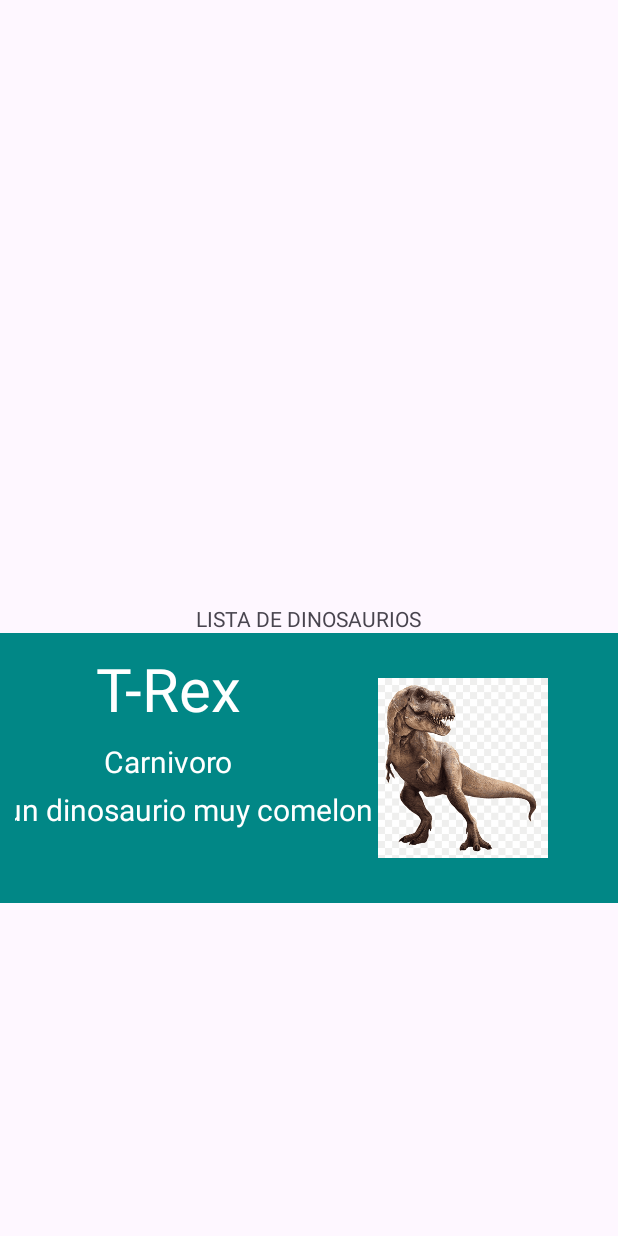
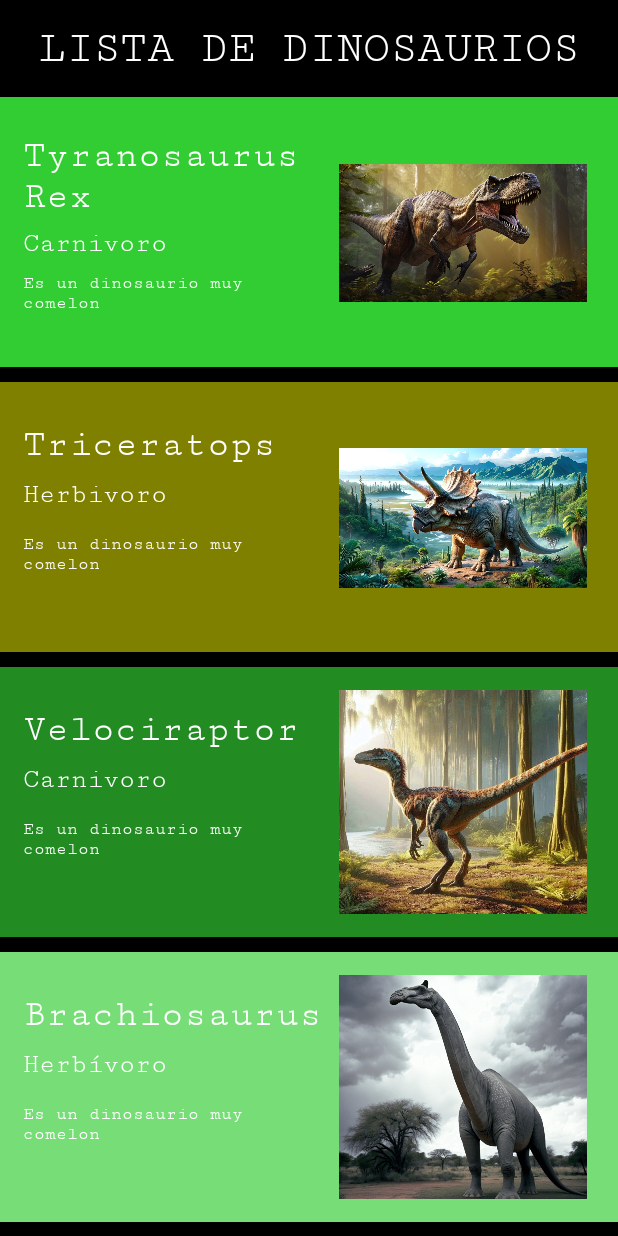
Before and after one commit to jtalaveraa/RecyclerViewRamiro, an Android app: the screen it shows after launch (MainActivity), on a phone screen of 412 x 824 dp. Run offline under Robolectric (Android 15) with nearby library versions, the phone set to English and light mode, and no system bars.

Commit message:
segunda parte de funcionalidad

```diff
--- a/app/src/main/java/com/example/recyclerviewclase/MainActivity.java
+++ b/app/src/main/java/com/example/recyclerviewclase/MainActivity.java
@@ -26,7 +26,13 @@ public class MainActivity extends AppCompatActivity {
         recyclerDino=findViewById(R.id.recyclerDino);
         List<Dinosaurio> dinosauriosLista=new ArrayList<>();
 
-        dinosauriosLista.add(new Dinosaurio("T-Rex", "Carnivoro", "Es un dinosaurio muy comelon", "Verde", R.drawable.rex));
+        dinosauriosLista.add(new Dinosaurio("Tyranosaurus Rex", "Carnivoro", "Es un dinosaurio muy comelon", "#32CD32", R.drawable.trexnew));
+        dinosauriosLista.add(new Dinosaurio("Triceratops", "Herbivoro", "Es un dinosaurio muy comelon", "#808000", R.drawable.trice));
+        dinosauriosLista.add(new Dinosaurio("Velociraptor", "Carnivoro", "Es un dinosaurio muy comelon", "#228B22", R.drawable.velo));
+        dinosauriosLista.add(new Dinosaurio("Brachiosaurus", "Herbívoro", "Es un dinosaurio muy comelon", "#77DD77", R.drawable.brachi));
+        dinosauriosLista.add(new Dinosaurio("Stegosaurus", "Herbívoro", "Reconocido por sus grandes placas dorsales y una cola con púas. " , "#50C878", R.drawable.stego));
+        dinosauriosLista.add(new Dinosaurio("Spinosaurus", "Carnivoro", "Es un dinosaurio muy comelon", "#2E8B57", R.drawable.spinosau));
+
 
 
         DinosariosAdapter adapter = new DinosariosAdapter(dinosauriosLista);
--- a/app/src/main/java/com/example/recyclerviewclase/adapter/DinosariosAdapter.java
+++ b/app/src/main/java/com/example/recyclerviewclase/adapter/DinosariosAdapter.java
@@ -1,6 +1,7 @@
 package com.example.recyclerviewclase.adapter;
 
 
+import android.graphics.Color;
 import android.view.LayoutInflater;
 import android.view.View;
 import android.view.ViewGroup;
@@ -47,6 +48,7 @@ public class DinosariosAdapter extends RecyclerView.Adapter<DinosariosAdapter.Di
         TextView txtnombre, txttipo, txtdescripcion;
         Dinosaurio dino;
         ImageView imview;
+        Color Color;
         public DinosaurioViewHolder(@NonNull View itemView) {
             super(itemView);
             txtnombre = itemView.findViewById(R.id.txtnombre);
@@ -63,8 +65,13 @@ public class DinosariosAdapter extends RecyclerView.Adapter<DinosariosAdapter.Di
             txttipo.setText(dino.getTipo());
             txtdescripcion.setText(dino.getDescripcion());
             imview.setImageResource(dino.getImagen());
-            // itemViewdino.setBackgroundColor(R.color.black)
+            try {
+                itemView.setBackgroundColor(Color.parseColor(dinosario.getColor()));
+            } catch (IllegalArgumentException e) {
+                itemView.setBackgroundColor(Color.LTGRAY);
+            }
         }
+
 
 
         @Override
--- a/app/src/main/res/layout/activity_main.xml
+++ b/app/src/main/res/layout/activity_main.xml
@@ -5,17 +5,23 @@
     android:id="@+id/main"
     android:layout_width="match_parent"
     android:layout_height="match_parent"
-    tools:context=".MainActivity">
+    tools:context=".MainActivity"
+    android:background="@color/black"
+    >
 
     <TextView
         android:id="@+id/txtinicio"
         android:layout_width="wrap_content"
         android:layout_height="wrap_content"
         android:text="LISTA DE DINOSAURIOS"
-        app:layout_constraintBottom_toBottomOf="parent"
+        android:textSize="30dp"
+        android:textColor="@color/white"
+        android:fontFamily="serif-monospace"
         app:layout_constraintEnd_toEndOf="parent"
         app:layout_constraintStart_toStartOf="parent"
         app:layout_constraintTop_toTopOf="parent"
+        android:layout_marginTop="15dp"
+
       />
     <androidx.recyclerview.widget.RecyclerView
         android:id="@+id/recyclerDino"
@@ -25,7 +31,7 @@
         app:layout_constraintTop_toBottomOf="@+id/txtinicio"
         app:layout_constraintBottom_toBottomOf="parent"
         app:layout_constraintEnd_toEndOf="parent"
-
+android:layout_marginTop="15dp"
         />
 
 </androidx.constraintlayout.widget.ConstraintLayout>
--- a/app/src/main/res/layout/itemdino.xml
+++ b/app/src/main/res/layout/itemdino.xml
@@ -4,56 +4,63 @@
     android:layout_width="match_parent"
     android:layout_height="180dp"
     android:background="@color/design_default_color_secondary_variant"
-    android:padding="10dp"
+    android:padding="15dp"
     android:layout_marginBottom="10dp">
 
     <TextView
         android:id="@+id/txtnombre"
-        android:layout_width="wrap_content"
+        android:layout_width="0dp"
         android:layout_height="wrap_content"
         android:text="Nombre"
         android:textColor="@color/white"
-        android:textSize="40dp"
+        android:textSize="25dp"
+        android:fontFamily="serif-monospace"
+
         app:layout_constraintBottom_toBottomOf="parent"
         app:layout_constraintStart_toStartOf="parent"
         app:layout_constraintTop_toTopOf="parent"
         app:layout_constraintEnd_toStartOf="@id/guideline"
-        app:layout_constraintVertical_bias="0" />
+        app:layout_constraintVertical_bias="0.1"
+        android:autoSizeTextType="uniform" />
 
     <TextView
         android:id="@+id/txttipo"
-        android:layout_width="wrap_content"
+        android:layout_width="0dp"
         android:layout_height="wrap_content"
         android:text="Tipo"
         android:textColor="@color/white"
-        android:textSize="20dp"
+        android:textSize="18dp"
+        android:fontFamily="serif-monospace"
         app:layout_constraintBottom_toBottomOf="parent"
         app:layout_constraintStart_toStartOf="parent"
         app:layout_constraintEnd_toStartOf="@id/guideline"
         app:layout_constraintTop_toBottomOf="@id/txtnombre"
-        app:layout_constraintVertical_bias="0.1" />
+        app:layout_constraintVertical_bias="0.1"
+        android:autoSizeTextType="uniform" />
 
     <TextView
         android:id="@+id/txtdescripcion"
-        android:layout_width="wrap_content"
+        android:layout_width="0dp"
         android:layout_height="wrap_content"
         android:text="Descripcion"
         android:textColor="@color/white"
-        android:textSize="20dp"
+        android:textSize="12dp"
+        android:fontFamily="serif-monospace"
         app:layout_constraintBottom_toBottomOf="parent"
         app:layout_constraintStart_toStartOf="parent"
         app:layout_constraintEnd_toStartOf="@id/guideline"
         app:layout_constraintTop_toBottomOf="@id/txttipo"
-        app:layout_constraintVertical_bias="0.1" />
+        app:layout_constraintVertical_bias="0.3"
+        android:autoSizeTextType="uniform" />
 
     <ImageView
         android:id="@+id/ivimagen"
-        android:layout_width="120dp"
-        android:layout_height="120dp"
+        android:layout_width="165dp"
+        android:layout_height="180dp"
+        app:layout_constraintBottom_toBottomOf="parent"
+        app:layout_constraintEnd_toEndOf="parent"
         app:layout_constraintStart_toEndOf="@id/guideline"
-        app:layout_constraintEnd_toEndOf="parent"
-        app:layout_constraintTop_toTopOf="parent"
-        app:layout_constraintBottom_toBottomOf="parent"/>
+        app:layout_constraintTop_toTopOf="parent" />
 
     <androidx.constraintlayout.widget.Guideline
         android:id="@+id/guideline"
```
Also changed, not shown: app/src/main/res/drawable/brachi.png (added), app/src/main/res/drawable/spinosau.jpeg (added), app/src/main/res/drawable/stego.jpeg (added), app/src/main/res/drawable/trexnew.jpg (added), app/src/main/res/drawable/trice.jpg (added), app/src/main/res/drawable/velo.jpeg (added).
